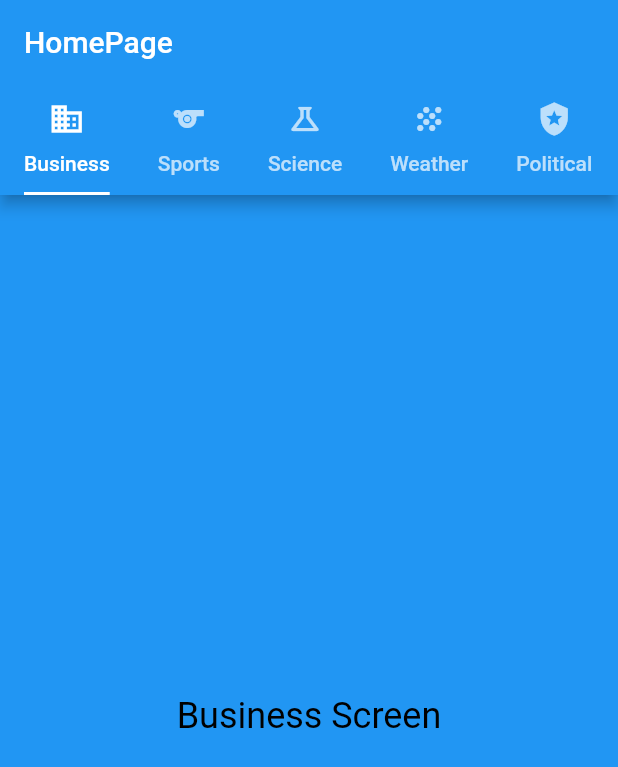
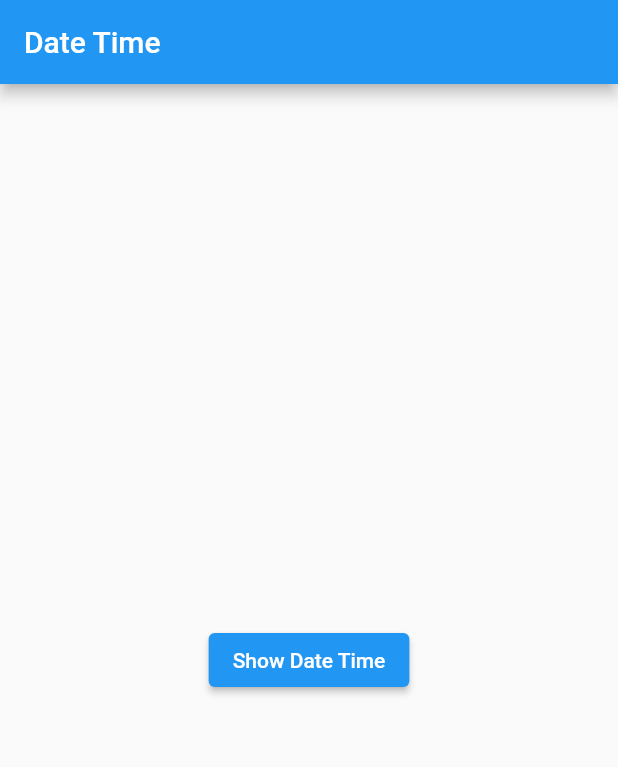
Before and after one commit to alyfadhel/all_widgets, a Flutter app: the screen it shows after launch, on a phone screen of 412 x 824 dp. Shown: the top 767 px of the screen. Run offline on Flutter 3.47's test engine with Material 2 defaults, Android fonts, the phone set to English and light mode, and no system bars; our stand-ins replace dropdown_search, jiffy; missing offline and left inert: dart:ffi.

Commit message:
commit jiffy

```diff
--- /dev/null
+++ b/lib/date_time/date_time_screen.dart
@@ -0,0 +1,59 @@
+import 'package:flutter/material.dart';
+import 'package:jiffy/jiffy.dart';
+
+class DateTimeScreen extends StatefulWidget {
+  const DateTimeScreen({Key? key}) : super(key: key);
+
+  @override
+  State<DateTimeScreen> createState() => _DateTimeScreenState();
+}
+
+class _DateTimeScreenState extends State<DateTimeScreen> {
+  DateTime date = DateTime.now().subtract(const Duration(hours: 24));
+  changeLocal()async
+  {
+    await Jiffy.locale("ar");
+  }
+  @override
+  void initState() {
+    changeLocal();
+    super.initState();
+  }
+
+  @override
+  Widget build(BuildContext context) {
+    return Scaffold(
+      appBar: AppBar(
+        title: const Text(
+          'Date Time',
+        ),
+      ),
+      body: Center(
+        child: ElevatedButton(
+          onPressed: () {
+            //لمعرفه تاريخ اليوم
+            //print(DateTime.now());
+            //لمعرفه السنه فقط
+            //print(DateTime.now().year);
+            //لمعرفه اليوم فقط
+            //print(DateTime.now().weekday);
+            //لمعرفه الشهر فقط
+            //print(DateTime.now().month);
+            //لاضافه عشرة ايام من تاريخ اليوم
+            // print(
+            //   DateTime.now().add(
+            //     const Duration(
+            //       days: 10,
+            //     ),
+            //   ),
+            // );
+            print(Jiffy(date).fromNow());
+          },
+          child: const Text(
+            'Show Date Time',
+          ),
+        ),
+      ),
+    );
+  }
+}
--- a/lib/main.dart
+++ b/lib/main.dart
@@ -1,3 +1,4 @@
+import 'package:all_widgets/date_time/date_time_screen.dart';
 import 'package:all_widgets/tab_bar/tab_bar_view.dart';
 import 'package:flutter/material.dart';
 
@@ -13,7 +14,7 @@ class MyApp extends StatelessWidget {
   Widget build(BuildContext context) {
     return const MaterialApp(
       debugShowCheckedModeBanner: false,
-      home: TabBarTabsScreen(),
+      home: DateTimeScreen(),
     );
   }
 }
--- a/pubspec.yaml
+++ b/pubspec.yaml
@@ -36,6 +36,7 @@ dependencies:
   cupertino_icons: ^1.0.2
   dropdown_search: ^5.0.2
   flutter_native_splash: ^2.2.7
+  jiffy: ^5.0.0
 
 dev_dependencies:
   flutter_test:
```
Also changed, not shown: pubspec.lock.
